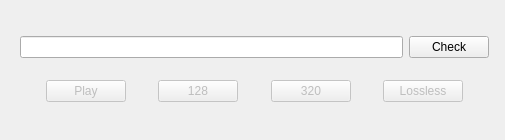
khiemdoan/ZingMp3Downloader, file ZingMp3Downloader/zingmp3downloader.ui: the form before one commit.
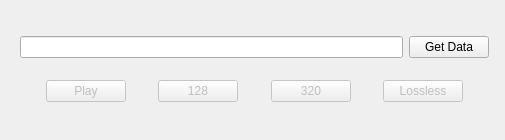
The form after the commit.

```diff
--- a/ZingMp3Downloader/zingmp3downloader.ui
+++ b/ZingMp3Downloader/zingmp3downloader.ui
@@ -32,7 +32,7 @@
        <item>
         <widget class="QPushButton" name="btnCheck">
          <property name="text">
-          <string>Check</string>
+          <string>Get Data</string>
          </property>
         </widget>
        </item>
```
Left out of the diff: 2 changed lines with no effect on the pictures.
